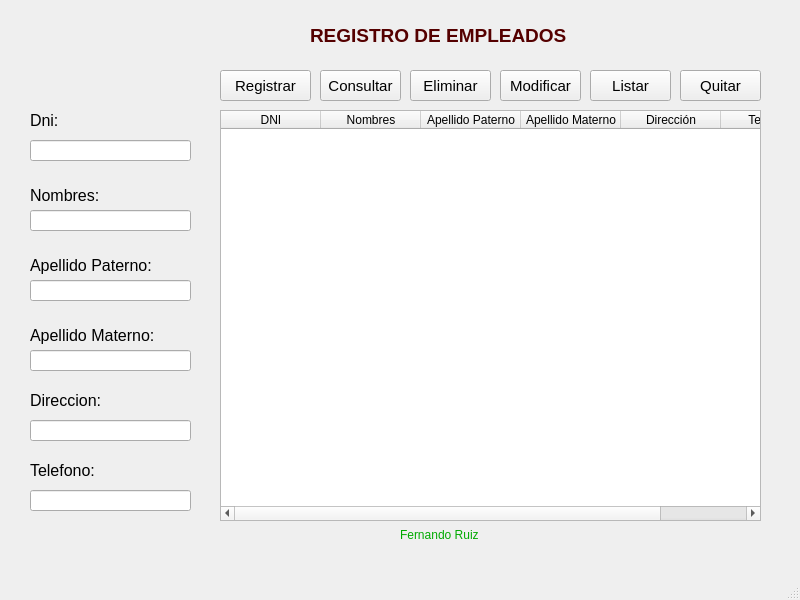
fernandoruiz2016/python-store-management, file UI/ventanaEmpleados.ui: the form before one commit.
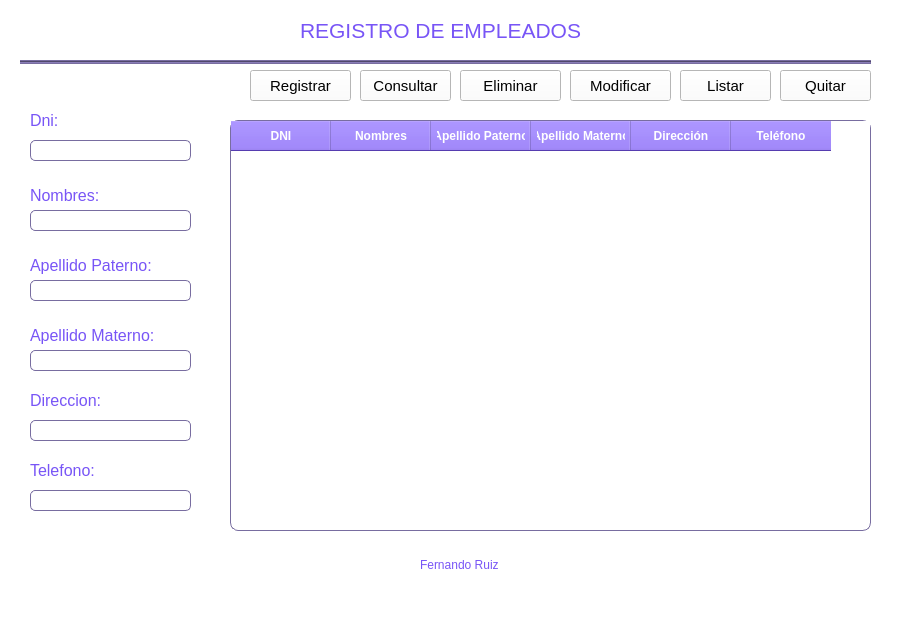
The form after the commit.

Diff of the .ui file:
```diff
--- a/UI/ventanaEmpleados.ui
+++ b/UI/ventanaEmpleados.ui
@@ -6,13 +6,16 @@
    <rect>
     <x>0</x>
     <y>0</y>
-    <width>800</width>
-    <height>600</height>
+    <width>901</width>
+    <height>640</height>
    </rect>
   </property>
   <property name="windowTitle">
    <string>MainWindow</string>
   </property>
+  <property name="styleSheet">
+   <string notr="true">background: white;</string>
+  </property>
   <widget class="QWidget" name="centralwidget">
    <widget class="QLineEdit" name="txtNombres">
     <property name="geometry">
@@ -23,6 +26,11 @@
       <height>21</height>
      </rect>
     </property>
+    <property name="styleSheet">
+     <string notr="true">color: #7855F6;
+border: 1px solid #786DA0;
+border-radius: 5px</string>
+    </property>
    </widget>
    <widget class="QLabel" name="label_6">
     <property name="geometry">
@@ -38,6 +46,10 @@
       <family>Arial</family>
      </font>
     </property>
+    <property name="styleSheet">
+     <string notr="true">color: #7855F6;
+font: inter</string>
+    </property>
     <property name="text">
      <string>&lt;html&gt;&lt;head/&gt;&lt;body&gt;&lt;p&gt;&lt;span style=&quot; font-size:12pt;&quot;&gt;Direccion:&lt;/span&gt;&lt;/p&gt;&lt;/body&gt;&lt;/html&gt;</string>
     </property>
@@ -56,6 +68,10 @@
       <family>Arial</family>
      </font>
     </property>
+    <property name="styleSheet">
+     <string notr="true">color: #7855F6;
+font: inter</string>
+    </property>
     <property name="text">
      <string>&lt;html&gt;&lt;head/&gt;&lt;body&gt;&lt;p&gt;&lt;span style=&quot; font-size:12pt;&quot;&gt;Apellido Materno:&lt;/span&gt;&lt;/p&gt;&lt;/body&gt;&lt;/html&gt;</string>
     </property>
@@ -74,6 +90,10 @@
       <family>Arial</family>
      </font>
     </property>
+    <property name="styleSheet">
+     <string notr="true">color: #7855F6;
+font: inter</string>
+    </property>
     <property name="text">
      <string>&lt;html&gt;&lt;head/&gt;&lt;body&gt;&lt;p&gt;&lt;span style=&quot; font-size:12pt;&quot;&gt;Telefono:&lt;/span&gt;&lt;/p&gt;&lt;/body&gt;&lt;/html&gt;</string>
     </property>
@@ -94,6 +114,10 @@
       <bold>false</bold>
      </font>
     </property>
+    <property name="styleSheet">
+     <string notr="true">color: #7855F6;
+font: inter</string>
+    </property>
     <property name="text">
      <string>&lt;html&gt;&lt;head/&gt;&lt;body&gt;&lt;p&gt;&lt;span style=&quot; font-size:12pt;&quot;&gt;Dni:&lt;/span&gt;&lt;/p&gt;&lt;/body&gt;&lt;/html&gt;</string>
     </property>
@@ -101,9 +125,9 @@
    <widget class="QPushButton" name="btnModificar">
     <property name="geometry">
      <rect>
-      <x>500</x>
+      <x>570</x>
       <y>70</y>
-      <width>81</width>
+      <width>101</width>
       <height>31</height>
      </rect>
     </property>
@@ -114,6 +138,19 @@
       <bold>false</bold>
      </font>
     </property>
+    <property name="styleSheet">
+     <string notr="true">QPushButton {
+color: #7855F6;
+border: 1px solid #786DA0;
+border-radius: 10px
+}
+
+QPushButton:hover {
+color: white;
+background: #7855F6;
+border: 1px solid white;
+};</string>
+    </property>
     <property name="text">
      <string>Modificar</string>
     </property>
@@ -134,6 +171,10 @@
       <bold>false</bold>
      </font>
     </property>
+    <property name="styleSheet">
+     <string notr="true">color: #7855F6;
+font: inter</string>
+    </property>
     <property name="text">
      <string>&lt;html&gt;&lt;head/&gt;&lt;body&gt;&lt;p&gt;&lt;span style=&quot; font-size:12pt;&quot;&gt;Nombres:&lt;/span&gt;&lt;/p&gt;&lt;/body&gt;&lt;/html&gt;</string>
     </property>
@@ -147,29 +188,10 @@
       <height>21</height>
      </rect>
     </property>
-   </widget>
-   <widget class="QLabel" name="label_8">
-    <property name="geometry">
-     <rect>
-      <x>310</x>
-      <y>25</y>
-      <width>331</width>
-      <height>21</height>
-     </rect>
-    </property>
-    <property name="font">
-     <font>
-      <family>Arial</family>
-      <pointsize>14</pointsize>
-      <weight>75</weight>
-      <bold>true</bold>
-     </font>
-    </property>
     <property name="styleSheet">
-     <string notr="true">color: rgb(85, 0, 0);</string>
-    </property>
-    <property name="text">
-     <string>REGISTRO DE EMPLEADOS</string>
+     <string notr="true">color: #7855F6;
+border: 1px solid #786DA0;
+border-radius: 5px</string>
     </property>
    </widget>
    <widget class="QLineEdit" name="txtApellidoMaterno">
@@ -181,6 +203,11 @@
       <height>21</height>
      </rect>
     </property>
+    <property name="styleSheet">
+     <string notr="true">color: #7855F6;
+border: 1px solid #786DA0;
+border-radius: 5px</string>
+    </property>
    </widget>
    <widget class="QLabel" name="label_4">
     <property name="geometry">
@@ -196,6 +223,10 @@
       <family>Arial</family>
      </font>
     </property>
+    <property name="styleSheet">
+     <string notr="true">color: #7855F6;
+font: inter</string>
+    </property>
     <property name="text">
      <string>&lt;html&gt;&lt;head/&gt;&lt;body&gt;&lt;p&gt;&lt;span style=&quot; font-size:12pt;&quot;&gt;Apellido Paterno:&lt;/span&gt;&lt;/p&gt;&lt;/body&gt;&lt;/html&gt;</string>
     </property>
@@ -203,9 +234,9 @@
    <widget class="QPushButton" name="btnRegistrar">
     <property name="geometry">
      <rect>
-      <x>220</x>
+      <x>250</x>
       <y>70</y>
-      <width>91</width>
+      <width>101</width>
       <height>31</height>
      </rect>
     </property>
@@ -216,6 +247,19 @@
       <bold>false</bold>
      </font>
     </property>
+    <property name="styleSheet">
+     <string notr="true">QPushButton {
+color: #7855F6;
+border: 1px solid #786DA0;
+border-radius: 10px
+}
+
+QPushButton:hover {
+color: white;
+background: #7855F6;
+border: 1px solid white;
+};</string>
+    </property>
     <property name="text">
      <string>Registrar</string>
     </property>
@@ -223,9 +267,9 @@
    <widget class="QPushButton" name="btnListar">
     <property name="geometry">
      <rect>
-      <x>590</x>
+      <x>680</x>
       <y>70</y>
-      <width>81</width>
+      <width>91</width>
       <height>31</height>
      </rect>
     </property>
@@ -236,6 +280,19 @@
       <bold>false</bold>
      </font>
     </property>
+    <property name="styleSheet">
+     <string notr="true">QPushButton {
+color: #7855F6;
+border: 1px solid #786DA0;
+border-radius: 10px
+}
+
+QPushButton:hover {
+color: white;
+background: #7855F6;
+border: 1px solid white;
+};</string>
+    </property>
     <property name="text">
      <string>Listar</string>
     </property>
@@ -249,13 +306,18 @@
       <height>21</height>
      </rect>
     </property>
+    <property name="styleSheet">
+     <string notr="true">color: #7855F6;
+border: 1px solid #786DA0;
+border-radius: 5px</string>
+    </property>
    </widget>
    <widget class="QPushButton" name="btnQuitar">
     <property name="geometry">
      <rect>
-      <x>680</x>
+      <x>780</x>
       <y>70</y>
-      <width>81</width>
+      <width>91</width>
       <height>31</height>
      </rect>
     </property>
@@ -266,6 +328,19 @@
       <bold>false</bold>
      </font>
     </property>
+    <property name="styleSheet">
+     <string notr="true">QPushButton {
+color: #7855F6;
+border: 1px solid #786DA0;
+border-radius: 10px
+}
+
+QPushButton:hover {
+color: white;
+background: #7855F6;
+border: 1px solid white;
+};</string>
+    </property>
     <property name="text">
      <string>Quitar</string>
     </property>
@@ -273,9 +348,9 @@
    <widget class="QPushButton" name="btnConsultar">
     <property name="geometry">
      <rect>
-      <x>320</x>
+      <x>360</x>
       <y>70</y>
-      <width>81</width>
+      <width>91</width>
       <height>31</height>
      </rect>
     </property>
@@ -286,6 +361,19 @@
       <bold>false</bold>
      </font>
     </property>
+    <property name="styleSheet">
+     <string notr="true">QPushButton {
+color: #7855F6;
+border: 1px solid #786DA0;
+border-radius: 10px
+}
+
+QPushButton:hover {
+color: white;
+background: #7855F6;
+border: 1px solid white;
+};</string>
+    </property>
     <property name="text">
      <string>Consultar</string>
     </property>
@@ -299,13 +387,18 @@
       <height>21</height>
      </rect>
     </property>
+    <property name="styleSheet">
+     <string notr="true">color: #7855F6;
+border: 1px solid #786DA0;
+border-radius: 5px</string>
+    </property>
    </widget>
    <widget class="QPushButton" name="btnEliminar">
     <property name="geometry">
      <rect>
-      <x>410</x>
+      <x>460</x>
       <y>70</y>
-      <width>81</width>
+      <width>101</width>
       <height>31</height>
      </rect>
     </property>
@@ -316,6 +409,19 @@
       <bold>false</bold>
      </font>
     </property>
+    <property name="styleSheet">
+     <string notr="true">QPushButton {
+color: #7855F6;
+border: 1px solid #786DA0;
+border-radius: 10px
+}
+
+QPushButton:hover {
+color: white;
+background: #7855F6;
+border: 1px solid white;
+};</string>
+    </property>
     <property name="text">
      <string>Eliminar</string>
     </property>
@@ -323,12 +429,38 @@
    <widget class="QTableWidget" name="tblEmpleados">
     <property name="geometry">
      <rect>
-      <x>220</x>
-      <y>110</y>
-      <width>541</width>
+      <x>230</x>
+      <y>120</y>
+      <width>641</width>
       <height>411</height>
      </rect>
     </property>
+    <property name="styleSheet">
+     <string notr="true">QTableWidget {
+    gridline-color: #e0e0e0;
+    border: 1px solid #786DA0;
+    border-radius: 8px;
+    font-size: 13px;
+    color: #7855F6;
+}
+
+QHeaderView::section {
+    background-color: #7855F6;
+    color: white;
+    padding: 6px;
+    font-weight: bold;
+}
+
+QTableWidget::item:selected {
+    background-color: #cfc6ff;
+    color: black;
+}
+
+QTableWidget::item:hover {
+    background-color: #eae6ff;
+}
+</string>
+    </property>
     <column>
      <property name="text">
       <string>DNI</string>
@@ -369,31 +501,103 @@
       <height>21</height>
      </rect>
     </property>
+    <property name="styleSheet">
+     <string notr="true">color: #7855F6;
+border: 1px solid #786DA0;
+border-radius: 5px</string>
+    </property>
    </widget>
-   <widget class="QLabel" name="label_9">
+   <widget class="QLabel" name="label">
     <property name="geometry">
      <rect>
-      <x>400</x>
-      <y>520</y>
-      <width>101</width>
+      <x>300</x>
+      <y>20</y>
+      <width>341</width>
+      <height>21</height>
+     </rect>
+    </property>
+    <property name="font">
+     <font>
+      <pointsize>16</pointsize>
+      <weight>50</weight>
+      <italic>false</italic>
+      <bold>false</bold>
+     </font>
+    </property>
+    <property name="styleSheet">
+     <string notr="true">color: #7855F6;
+font: tahoma;
+font-style: bold;
+font-size: 16pt;</string>
+    </property>
+    <property name="text">
+     <string>REGISTRO DE EMPLEADOS</string>
+    </property>
+   </widget>
+   <widget class="Line" name="line_2">
+    <property name="geometry">
+     <rect>
+      <x>20</x>
+      <y>60</y>
+      <width>851</width>
+      <height>4</height>
+     </rect>
+    </property>
+    <property name="styleSheet">
+     <string notr="true">background-color: #786DA0;
+min-height: 2px;
+max-height: 2px;</string>
+    </property>
+    <property name="orientation">
+     <enum>Qt::Horizontal</enum>
+    </property>
+   </widget>
+   <widget class="QLabel" name="label_8">
+    <property name="geometry">
+     <rect>
+      <x>420</x>
+      <y>550</y>
+      <width>91</width>
       <height>31</height>
      </rect>
     </property>
     <property name="styleSheet">
-     <string notr="true">color: green;
+     <string notr="true">color: #7855F6;
 </string>
     </property>
     <property name="text">
-     <string>&lt;html&gt;&lt;head/&gt;&lt;body&gt;&lt;p&gt;&lt;span style=&quot; color:#00aa00;&quot;&gt;Fernando Ruiz&lt;/span&gt;&lt;/p&gt;&lt;/body&gt;&lt;/html&gt;</string>
+     <string>&lt;html&gt;&lt;head/&gt;&lt;body&gt;&lt;p&gt;&lt;span&gt;Fernando Ruiz&lt;/span&gt;&lt;/p&gt;&lt;/body&gt;&lt;/html&gt;</string>
     </property>
    </widget>
+   <zorder>label_6</zorder>
+   <zorder>label_5</zorder>
+   <zorder>label_7</zorder>
+   <zorder>label_2</zorder>
+   <zorder>btnModificar</zorder>
+   <zorder>label_3</zorder>
+   <zorder>txtApellidoMaterno</zorder>
+   <zorder>label_4</zorder>
+   <zorder>btnRegistrar</zorder>
+   <zorder>btnListar</zorder>
+   <zorder>txtDireccion</zorder>
+   <zorder>btnQuitar</zorder>
+   <zorder>btnConsultar</zorder>
+   <zorder>txtTelefono</zorder>
+   <zorder>btnEliminar</zorder>
+   <zorder>tblEmpleados</zorder>
+   <zorder>txtDni</zorder>
+   <zorder>label</zorder>
+   <zorder>line_2</zorder>
+   <zorder>txtNombres</zorder>
+   <zorder>txtApellidoPaterno</zorder>
+   <zorder>label_8</zorder>
   </widget>
   <widget class="QMenuBar" name="menubar">
    <property name="geometry">
     <rect>
      <x>0</x>
      <y>0</y>
-     <width>800</width>
+     <width>901</width>
      <height>26</height>
     </rect>
    </property>
```
